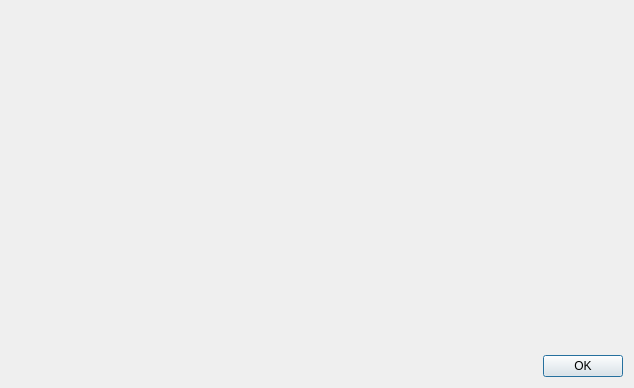
Old version of the form DrillGIFActionSequenceEditor/Source/RmmvInteractiveModule/operateBoard/w_RmmvOperateBoard.ui in the repository DrillUp/DrillGIFActionSequenceEditor.
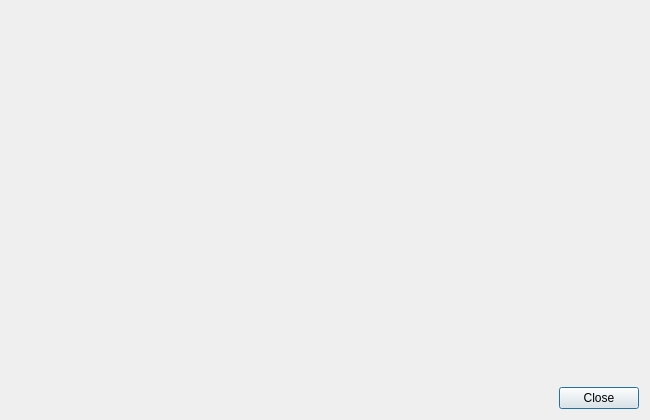
New version of the form.

Patch:
```diff
--- a/DrillGIFActionSequenceEditor/Source/RmmvInteractiveModule/operateBoard/w_RmmvOperateBoard.ui
+++ b/DrillGIFActionSequenceEditor/Source/RmmvInteractiveModule/operateBoard/w_RmmvOperateBoard.ui
@@ -6,24 +6,37 @@
    <rect>
     <x>0</x>
     <y>0</y>
-    <width>634</width>
-    <height>388</height>
+    <width>650</width>
+    <height>420</height>
    </rect>
   </property>
   <property name="windowTitle">
    <string>rmmv交互</string>
   </property>
-  <layout class="QVBoxLayout" name="verticalLayout" stretch="0,0">
+  <layout class="QVBoxLayout" name="verticalLayout" stretch="0,0,0">
    <item>
     <widget class="QWidget" name="widget" native="true"/>
    </item>
+   <item>
+    <spacer name="verticalSpacer">
+     <property name="orientation">
+      <enum>Qt::Vertical</enum>
+     </property>
+     <property name="sizeHint" stdset="0">
+      <size>
+       <width>20</width>
+       <height>40</height>
+      </size>
+     </property>
+    </spacer>
+   </item>
    <item>
     <widget class="QDialogButtonBox" name="buttonBox">
      <property name="orientation">
       <enum>Qt::Horizontal</enum>
      </property>
      <property name="standardButtons">
-      <set>QDialogButtonBox::Ok</set>
+      <set>QDialogButtonBox::Close</set>
      </property>
      <property name="centerButtons">
       <bool>false</bool>
```
